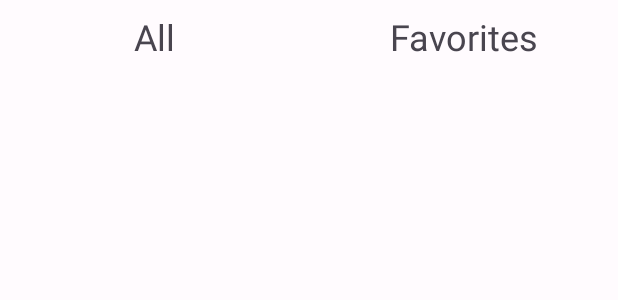
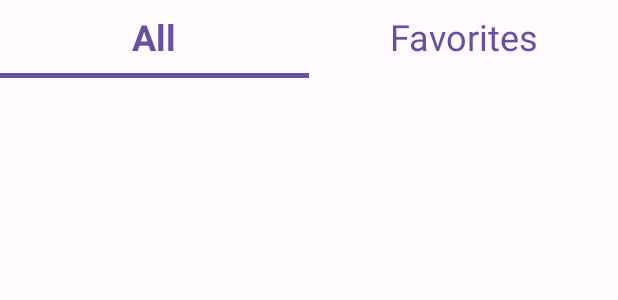
Before and after one commit to cooper-73/CasosCovidUS, an Android app: the layout activity_main.xml on its own in the app's theme, with its tools: preview values and no code run, on a phone screen of 412 x 824 dp. Shown: the top 300 px of the screen. Run offline under Robolectric (Android 15) with nearby library versions, the phone set to English and light mode, and no system bars.

Commit message:
Added view binding and UI behavior when a tab is selected

```diff
--- a/app/src/main/res/layout/activity_main.xml
+++ b/app/src/main/res/layout/activity_main.xml
@@ -1,4 +1,6 @@
 <?xml version="1.0" encoding="utf-8"?>
+<layout>
+
     <androidx.constraintlayout.widget.ConstraintLayout xmlns:android="http://schemas.android.com/apk/res/android"
         xmlns:app="http://schemas.android.com/apk/res-auto"
         xmlns:tools="http://schemas.android.com/tools"
@@ -13,8 +15,10 @@
             android:gravity="center"
             android:padding="8dp"
             android:text="@string/main_all_option"
+            android:textColor="?colorPrimary"
             android:textSize="24sp"
-        app:layout_constraintBottom_toTopOf="@id/fl_container"
+            android:textStyle="bold"
+            app:layout_constraintBottom_toTopOf="@id/v_all_line"
             app:layout_constraintEnd_toStartOf="@id/tv_favorite_list"
             app:layout_constraintStart_toStartOf="parent"
             app:layout_constraintTop_toTopOf="parent" />
@@ -26,11 +30,33 @@
             android:gravity="center"
             android:padding="8dp"
             android:text="@string/main_favorites_option"
+            android:textColor="?colorPrimary"
             android:textSize="24sp"
-        app:layout_constraintBottom_toTopOf="@id/fl_container"
+            app:layout_constraintBottom_toTopOf="@id/v_favorites_line"
             app:layout_constraintEnd_toEndOf="parent"
             app:layout_constraintStart_toEndOf="@id/tv_all_list"
             app:layout_constraintTop_toTopOf="parent" />
+
+        <View
+            android:id="@+id/v_all_line"
+            android:layout_width="0dp"
+            android:layout_height="3dp"
+            android:background="?colorPrimary"
+            app:layout_constraintBottom_toTopOf="@id/fl_container"
+            app:layout_constraintEnd_toStartOf="@id/v_favorites_line"
+            app:layout_constraintStart_toStartOf="parent"
+            app:layout_constraintTop_toBottomOf="@id/tv_all_list" />
+
+        <View
+            android:id="@+id/v_favorites_line"
+            android:layout_width="0dp"
+            android:layout_height="3dp"
+            android:background="?colorPrimary"
+            android:visibility="invisible"
+            app:layout_constraintBottom_toTopOf="@id/fl_container"
+            app:layout_constraintEnd_toEndOf="parent"
+            app:layout_constraintStart_toEndOf="@id/v_all_line"
+            app:layout_constraintTop_toBottomOf="@id/tv_favorite_list" />
 
         <FrameLayout
             android:id="@+id/fl_container"
@@ -39,6 +65,7 @@
             app:layout_constraintBottom_toBottomOf="parent"
             app:layout_constraintEnd_toEndOf="parent"
             app:layout_constraintStart_toStartOf="parent"
-        app:layout_constraintTop_toBottomOf="@id/tv_all_list" />
+            app:layout_constraintTop_toBottomOf="@id/v_all_line" />
 
     </androidx.constraintlayout.widget.ConstraintLayout>
+</layout>
```
Also changed, not shown: app/src/main/java/com/example/casoscovidus/MainActivity.kt (+42 -2 lines). Lines whose indentation alone changed are shown as unchanged.
